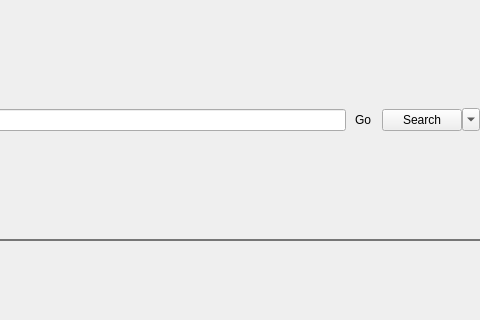
Qt form ryouko_lib/mainwindow.ui (yusumishi/ryouko) before a commit; both pictures show x 352 to 832 and y 0 to 320 of the 832 by 480 pixel window.
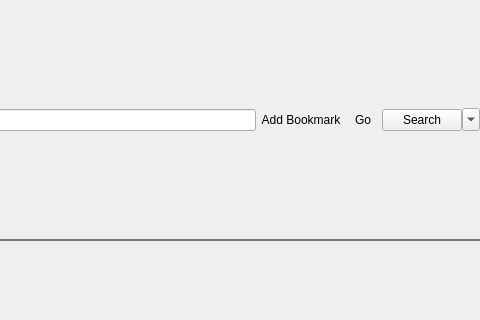
The same form after that commit.

Commit message: Global CDialog and SearchEditor. Added in a button to bookmark the current page.

Diff of the .ui file:
```diff
--- a/ryouko_lib/mainwindow.ui
+++ b/ryouko_lib/mainwindow.ui
@@ -184,6 +184,22 @@
               </property>
              </widget>
             </item>
+            <item>
+             <widget class="QPushButton" name="addBookmarkButton">
+              <property name="focusPolicy">
+               <enum>Qt::TabFocus</enum>
+              </property>
+              <property name="toolTip">
+               <string>&lt;b&gt;Add Bookmark&lt;/b&gt;&lt;br&gt;Ctrl+D</string>
+              </property>
+              <property name="styleSheet">
+               <string notr="true"/>
+              </property>
+              <property name="text">
+               <string>Add Bookmark</string>
+              </property>
+             </widget>
+            </item>
             <item>
              <widget class="QPushButton" name="goButton">
               <property name="focusPolicy">
```
Left out of the diff: 1 changed line with no effect on the pictures. The commit also changes 4 other files.
